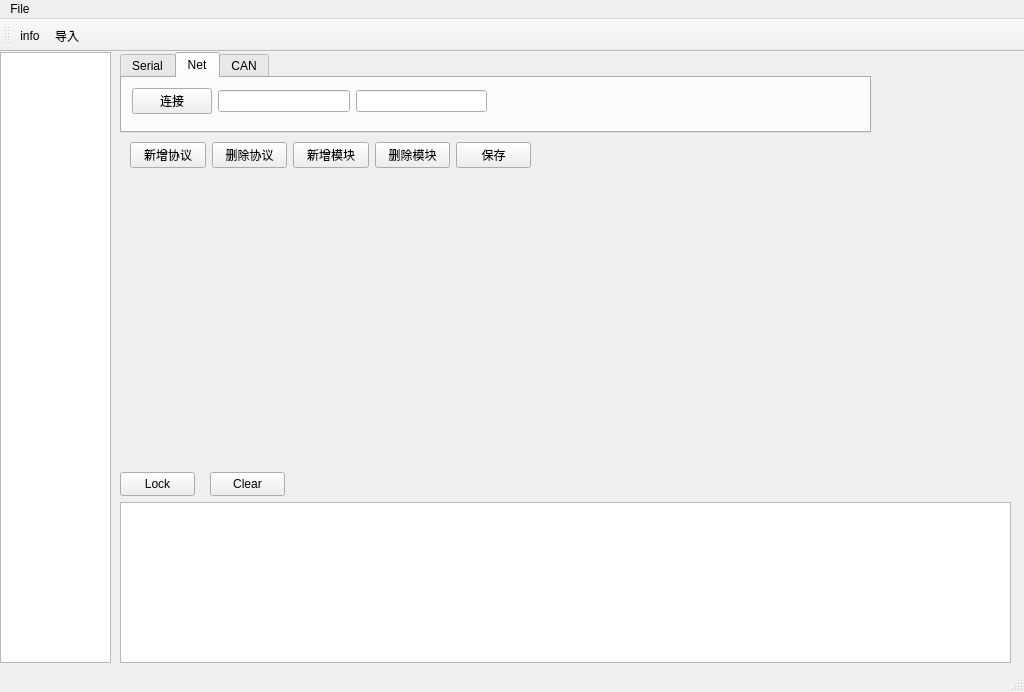
Old version of the form mainwindow.ui in the repository BilibiliW/CommonDemo.
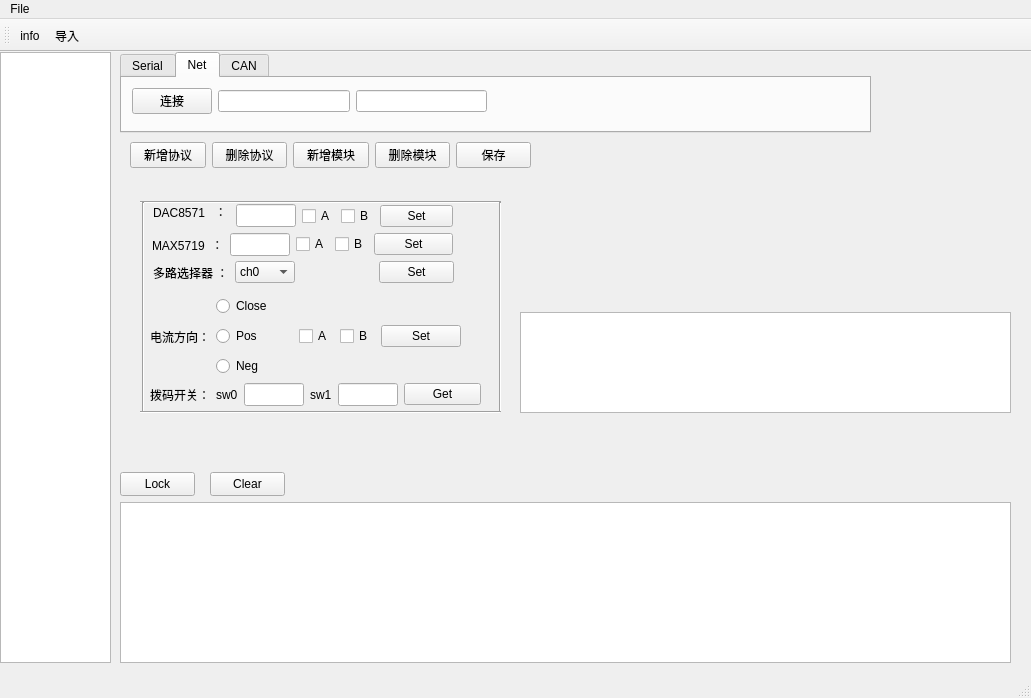
New version of the form. The open tabs and pages were chosen to show the change. Icons and pictures are not drawn.

```diff
--- a/mainwindow.ui
+++ b/mainwindow.ui
@@ -6,10 +6,16 @@
    <rect>
     <x>0</x>
     <y>0</y>
-    <width>1024</width>
-    <height>692</height>
+    <width>1031</width>
+    <height>698</height>
    </rect>
   </property>
+  <property name="maximumSize">
+   <size>
+    <width>10000</width>
+    <height>10000</height>
+   </size>
+  </property>
   <property name="baseSize">
    <size>
     <width>0</width>
@@ -171,20 +177,7 @@
      <string>Lock</string>
     </property>
    </widget>
-   <widget class="QPushButton" name="pushButton_CleanRealTimeWindows">
-    <property name="geometry">
-     <rect>
-      <x>210</x>
-      <y>420</y>
-      <width>75</width>
-      <height>24</height>
-     </rect>
-    </property>
-    <property name="text">
-     <string>Clear</string>
-    </property>
-   </widget>
-   <widget class="QWidget" name="">
+   <widget class="QWidget" name="layoutWidget">
     <property name="geometry">
      <rect>
       <x>130</x>
@@ -231,14 +224,534 @@
      </item>
     </layout>
    </widget>
+   <widget class="QLabel" name="label">
+    <property name="geometry">
+     <rect>
+      <x>153</x>
+      <y>152</y>
+      <width>77</width>
+      <height>16</height>
+     </rect>
+    </property>
+    <property name="text">
+     <string>DAC8571   ：</string>
+    </property>
+   </widget>
+   <widget class="QLineEdit" name="lineEdit_DAC8571">
+    <property name="geometry">
+     <rect>
+      <x>236</x>
+      <y>152</y>
+      <width>60</width>
+      <height>23</height>
+     </rect>
+    </property>
+    <property name="minimumSize">
+     <size>
+      <width>60</width>
+      <height>23</height>
+     </size>
+    </property>
+    <property name="maximumSize">
+     <size>
+      <width>60</width>
+      <height>23</height>
+     </size>
+    </property>
+   </widget>
+   <widget class="QWidget" name="layoutWidget">
+    <property name="geometry">
+     <rect>
+      <x>302</x>
+      <y>152</y>
+      <width>151</width>
+      <height>25</height>
+     </rect>
+    </property>
+    <layout class="QHBoxLayout" name="horizontalLayout_7">
+     <item>
+      <widget class="QCheckBox" name="checkBox_DAC8571_A">
+       <property name="text">
+        <string>A</string>
+       </property>
+      </widget>
+     </item>
+     <item>
+      <widget class="QCheckBox" name="checkBox_DAC8571_B">
+       <property name="text">
+        <string>B</string>
+       </property>
+      </widget>
+     </item>
+     <item>
+      <widget class="QPushButton" name="pushButton_DAC8571_Set">
+       <property name="text">
+        <string>Set</string>
+       </property>
+      </widget>
+     </item>
+    </layout>
+   </widget>
+   <widget class="Line" name="line">
+    <property name="geometry">
+     <rect>
+      <x>140</x>
+      <y>140</y>
+      <width>361</width>
+      <height>20</height>
+     </rect>
+    </property>
+    <property name="orientation">
+     <enum>Qt::Horizontal</enum>
+    </property>
+   </widget>
+   <widget class="QPushButton" name="pushButton_CleanRealTimeWindows">
+    <property name="geometry">
+     <rect>
+      <x>210</x>
+      <y>420</y>
+      <width>75</width>
+      <height>24</height>
+     </rect>
+    </property>
+    <property name="text">
+     <string>Clear</string>
+    </property>
+   </widget>
+   <widget class="Line" name="line_2">
+    <property name="geometry">
+     <rect>
+      <x>133</x>
+      <y>150</y>
+      <width>20</width>
+      <height>211</height>
+     </rect>
+    </property>
+    <property name="orientation">
+     <enum>Qt::Vertical</enum>
+    </property>
+   </widget>
+   <widget class="Line" name="line_3">
+    <property name="geometry">
+     <rect>
+      <x>490</x>
+      <y>150</y>
+      <width>20</width>
+      <height>211</height>
+     </rect>
+    </property>
+    <property name="orientation">
+     <enum>Qt::Vertical</enum>
+    </property>
+   </widget>
+   <widget class="Line" name="line_4">
+    <property name="geometry">
+     <rect>
+      <x>140</x>
+      <y>350</y>
+      <width>361</width>
+      <height>20</height>
+     </rect>
+    </property>
+    <property name="orientation">
+     <enum>Qt::Horizontal</enum>
+    </property>
+   </widget>
+   <widget class="QWidget" name="layoutWidget">
+    <property name="geometry">
+     <rect>
+      <x>152</x>
+      <y>179</y>
+      <width>301</width>
+      <height>27</height>
+     </rect>
+    </property>
+    <layout class="QHBoxLayout" name="horizontalLayout_10">
+     <item>
+      <widget class="QLabel" name="label_2">
+       <property name="text">
+        <string>MAX5719  ：</string>
+       </property>
+      </widget>
+     </item>
+     <item>
+      <widget class="QLineEdit" name="lineEdit_MAX5719">
+       <property name="minimumSize">
+        <size>
+         <width>60</width>
+         <height>23</height>
+        </size>
+       </property>
+       <property name="maximumSize">
+        <size>
+         <width>60</width>
+         <height>23</height>
+        </size>
+       </property>
+      </widget>
+     </item>
+     <item>
+      <layout class="QHBoxLayout" name="horizontalLayout_8">
+       <item>
+        <widget class="QCheckBox" name="checkBox_MAX5719_A">
+         <property name="text">
+          <string>A</string>
+         </property>
+        </widget>
+       </item>
+       <item>
+        <widget class="QCheckBox" name="checkBox_MAX5719_B">
+         <property name="text">
+          <string>B</string>
+         </property>
+        </widget>
+       </item>
+       <item>
+        <widget class="QPushButton" name="pushButton_MAX5719_Set">
+         <property name="text">
+          <string>Set</string>
+         </property>
+        </widget>
+       </item>
+      </layout>
+     </item>
+    </layout>
+   </widget>
+   <widget class="QWidget" name="layoutWidget">
+    <property name="geometry">
+     <rect>
+      <x>153</x>
+      <y>207</y>
+      <width>301</width>
+      <height>27</height>
+     </rect>
+    </property>
+    <layout class="QHBoxLayout" name="horizontalLayout_13">
+     <item>
+      <widget class="QLabel" name="label_3">
+       <property name="text">
+        <string>多路选择器 ：</string>
+       </property>
+      </widget>
+     </item>
+     <item>
+      <layout class="QHBoxLayout" name="horizontalLayout_12">
+       <item>
+        <widget class="QComboBox" name="comboBox_multi_sel">
+         <property name="minimumSize">
+          <size>
+           <width>60</width>
+           <height>0</height>
+          </size>
+         </property>
+         <property name="maximumSize">
+          <size>
+           <width>60</width>
+           <height>16777215</height>
+          </size>
+         </property>
+         <item>
+          <property name="text">
+           <string>ch0</string>
+          </property>
+         </item>
+         <item>
+          <property name="text">
+           <string>ch1</string>
+          </property>
+         </item>
+         <item>
+          <property name="text">
+           <string>ch2</string>
+          </property>
+         </item>
+         <item>
+          <property name="text">
+           <string>ch3</string>
+          </property>
+         </item>
+         <item>
+          <property name="text">
+           <string>ch4</string>
+          </property>
+         </item>
+         <item>
+          <property name="text">
+           <string>ch5</string>
+          </property>
+         </item>
+         <item>
+          <property name="text">
+           <string>ch6</string>
+          </property>
+         </item>
+         <item>
+          <property name="text">
+           <string>ch7</string>
+          </property>
+         </item>
+         <item>
+          <property name="text">
+           <string>ch8</string>
+          </property>
+         </item>
+         <item>
+          <property name="text">
+           <string>ch9</string>
+          </property>
+         </item>
+         <item>
+          <property name="text">
+           <string>ch10</string>
+          </property>
+         </item>
+         <item>
+          <property name="text">
+           <string>ch11</string>
+          </property>
+         </item>
+         <item>
+          <property name="text">
+           <string>ch12</string>
+          </property>
+         </item>
+         <item>
+          <property name="text">
+           <string>ch13</string>
+          </property>
+         </item>
+         <item>
+          <property name="text">
+           <string>ch14</string>
+          </property>
+         </item>
+         <item>
+          <property name="text">
+           <string>ch15</string>
+          </property>
+         </item>
+         <item>
+          <property name="text">
+           <string>ch_all</string>
+          </property>
+         </item>
+        </widget>
+       </item>
+       <item>
+        <spacer name="horizontalSpacer">
+         <property name="orientation">
+          <enum>Qt::Horizontal</enum>
+         </property>
+         <property name="sizeHint" stdset="0">
+          <size>
+           <width>68</width>
+           <height>17</height>
+          </size>
+         </property>
+        </spacer>
+       </item>
+       <item>
+        <widget class="QPushButton" name="pushButton_multi_Set">
+         <property name="minimumSize">
+          <size>
+           <width>75</width>
+           <height>0</height>
+          </size>
+         </property>
+         <property name="maximumSize">
+          <size>
+           <width>75</width>
+           <height>16777215</height>
+          </size>
+         </property>
+         <property name="text">
+          <string>Set</string>
+         </property>
+        </widget>
+       </item>
+      </layout>
+     </item>
+    </layout>
+   </widget>
+   <widget class="QWidget" name="layoutWidget">
+    <property name="geometry">
+     <rect>
+      <x>150</x>
+      <y>330</y>
+      <width>331</width>
+      <height>25</height>
+     </rect>
+    </property>
+    <layout class="QHBoxLayout" name="horizontalLayout_9">
+     <item>
+      <widget class="QLabel" name="label_4">
+       <property name="text">
+        <string>拨码开关：</string>
+       </property>
+      </widget>
+     </item>
+     <item>
+      <widget class="QLabel" name="label_6">
+       <property name="text">
+        <string>sw0</string>
+       </property>
+      </widget>
+     </item>
+     <item>
+      <widget class="QLineEdit" name="lineEdit_sw0">
+       <property name="minimumSize">
+        <size>
+         <width>60</width>
+         <height>23</height>
+        </size>
+       </property>
+       <property name="maximumSize">
+        <size>
+         <width>60</width>
+         <height>23</height>
+        </size>
+       </property>
+      </widget>
+     </item>
+     <item>
+      <widget class="QLabel" name="label_7">
+       <property name="text">
+        <string>sw1</string>
+       </property>
+      </widget>
+     </item>
+     <item>
+      <widget class="QLineEdit" name="lineEdit_sw1">
+       <property name="minimumSize">
+        <size>
+         <width>60</width>
+         <height>23</height>
+        </size>
+       </property>
+       <property name="maximumSize">
+        <size>
+         <width>60</width>
+         <height>23</height>
+        </size>
+       </property>
+      </widget>
+     </item>
+     <item>
+      <widget class="QPushButton" name="pushButton_dial_sw_get">
+       <property name="text">
+        <string>Get</string>
+       </property>
+      </widget>
+     </item>
+    </layout>
+   </widget>
+   <widget class="QWidget" name="layoutWidget">
+    <property name="geometry">
+     <rect>
+      <x>150</x>
+      <y>240</y>
+      <width>311</width>
+      <height>89</height>
+     </rect>
+    </property>
+    <layout class="QHBoxLayout" name="horizontalLayout_5">
+     <item>
+      <widget class="QLabel" name="label_5">
+       <property name="text">
+        <string>电流方向：</string>
+       </property>
+      </widget>
+     </item>
+     <item>
+      <layout class="QVBoxLayout" name="verticalLayout">
+       <item>
+        <widget class="QRadioButton" name="radioButton_current_Close">
+         <property name="minimumSize">
+          <size>
+           <width>77</width>
+           <height>0</height>
+          </size>
+         </property>
+         <property name="maximumSize">
+          <size>
+           <width>77</width>
+           <height>16777215</height>
+          </size>
+         </property>
+         <property name="text">
+          <string>Close</string>
+         </property>
+        </widget>
+       </item>
+       <item>
+        <widget class="QRadioButton" name="radioButton_current_Pos">
+         <property name="minimumSize">
+          <size>
+           <width>77</width>
+           <height>0</height>
+          </size>
+         </property>
+         <property name="text">
+          <string>Pos</string>
+         </property>
+        </widget>
+       </item>
+       <item>
+        <widget class="QRadioButton" name="radioButton_current_Neg">
+         <property name="minimumSize">
+          <size>
+           <width>77</width>
+           <height>0</height>
+          </size>
+         </property>
+         <property name="text">
+          <string>Neg</string>
+         </property>
+        </widget>
+       </item>
+      </layout>
+     </item>
+     <item>
+      <widget class="QCheckBox" name="checkBox_current_A">
+       <property name="text">
+        <string>A</string>
+       </property>
+      </widget>
+     </item>
+     <item>
+      <widget class="QCheckBox" name="checkBox_current_B">
+       <property name="text">
+        <string>B</string>
+       </property>
+      </widget>
+     </item>
+     <item>
+      <widget class="QPushButton" name="pushButton_current_Set">
+       <property name="text">
+        <string>Set</string>
+       </property>
+      </widget>
+     </item>
+    </layout>
+   </widget>
+   <widget class="QTextEdit" name="textEdit_ads8326">
+    <property name="geometry">
+     <rect>
+      <x>520</x>
+      <y>260</y>
+      <width>491</width>
+      <height>101</height>
+     </rect>
+    </property>
+   </widget>
   </widget>
   <widget class="QMenuBar" name="menubar">
    <property name="geometry">
     <rect>
      <x>0</x>
      <y>0</y>
-     <width>1024</width>
-     <height>22</height>
+     <width>1031</width>
+     <height>21</height>
     </rect>
    </property>
    <widget class="QMenu" name="menuDemo">
```
Left out of the diff: 4 changed lines with no effect on the pictures.
